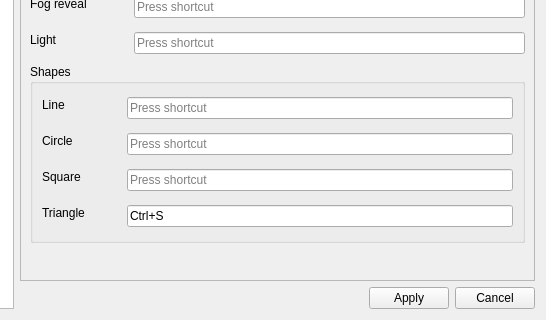
Above: settingsdialog.ui from Technohamster-py/dm-assist before the change; both pictures show x 197 to 743 and y 209 to 529 of the 743 by 529 pixel window. Below: the same form after it.
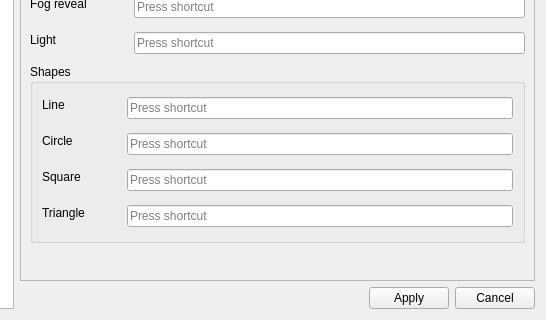
That is the form after the change. The open tabs and pages were chosen to show the change. Icons and pictures are not drawn.

The edit to the form file:
```diff
--- a/settingsdialog.ui
+++ b/settingsdialog.ui
@@ -1111,11 +1111,7 @@
                    </widget>
                   </item>
                   <item>
-                   <widget class="QKeySequenceEdit" name="triangleEdit">
-                    <property name="keySequence">
-                     <string>Ctrl+S</string>
-                    </property>
-                   </widget>
+                   <widget class="QKeySequenceEdit" name="triangleEdit"/>
                   </item>
                  </layout>
                 </item>
```
Left out of the diff: 30 changed lines with no effect on the pictures.
